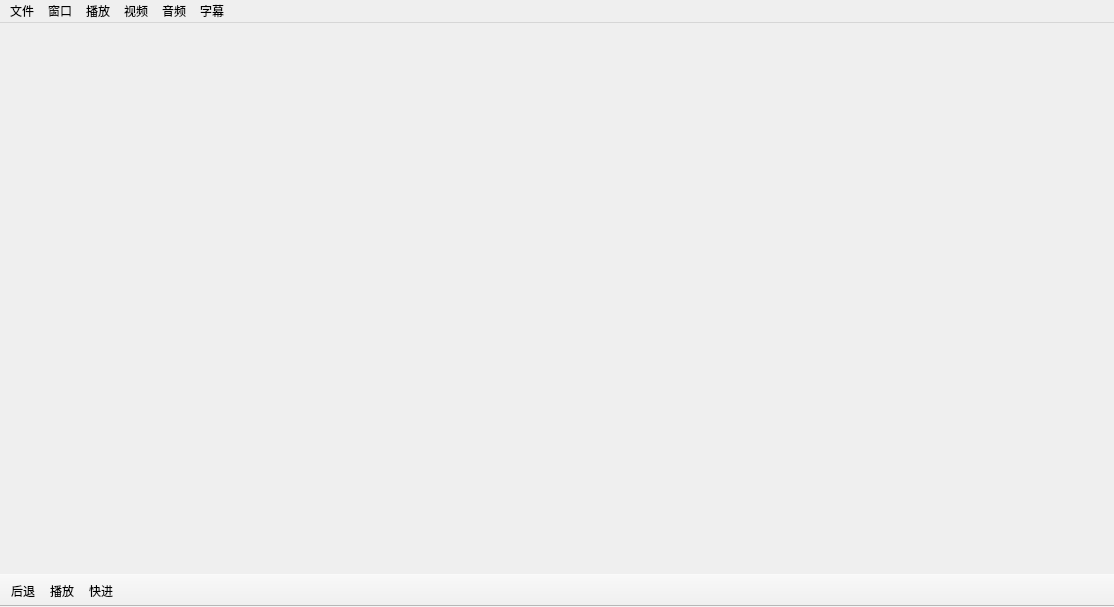
Above: resources/application.ui from maokeduolai/AstraPlay before the change. Below: the same form after it.
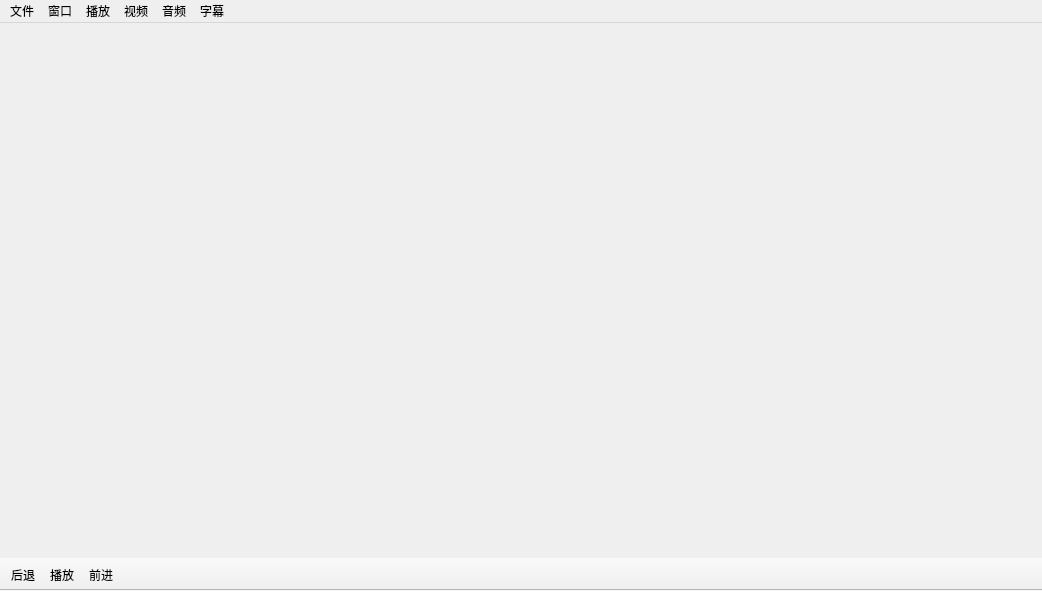
That is the form after the change. Icons and pictures are not drawn.

Patch:
```diff
--- a/resources/application.ui
+++ b/resources/application.ui
@@ -6,8 +6,8 @@
    <rect>
     <x>0</x>
     <y>0</y>
-    <width>1114</width>
-    <height>607</height>
+    <width>1042</width>
+    <height>591</height>
    </rect>
   </property>
   <property name="windowTitle">
@@ -40,7 +40,7 @@
     <rect>
      <x>0</x>
      <y>0</y>
-     <width>1114</width>
+     <width>1042</width>
      <height>21</height>
     </rect>
    </property>
@@ -143,9 +143,9 @@
    <attribute name="toolBarBreak">
     <bool>false</bool>
    </attribute>
-   <addaction name="ToolBack"/>
-   <addaction name="ToolPlay"/>
-   <addaction name="ToolForward"/>
+   <addaction name="toolBack"/>
+   <addaction name="toolPlay"/>
+   <addaction name="toolForward"/>
   </widget>
   <action name="openFile">
    <property name="text">
@@ -275,7 +275,7 @@
     <string>字幕同步</string>
    </property>
   </action>
-  <action name="ToolPlay">
+  <action name="toolPlay">
    <property name="icon">
     <iconset resource="icons.qrc">
      <normaloff>:/icons/icons/play-button.png</normaloff>:/icons/icons/play-button.png</iconset>
@@ -287,7 +287,7 @@
     <string>播放</string>
    </property>
   </action>
-  <action name="ToolBack">
+  <action name="toolBack">
    <property name="icon">
     <iconset resource="icons.qrc">
      <normaloff>:/icons/icons/left-arrow.png</normaloff>:/icons/icons/left-arrow.png</iconset>
@@ -299,16 +299,16 @@
     <string>后退</string>
    </property>
   </action>
-  <action name="ToolForward">
+  <action name="toolForward">
    <property name="icon">
     <iconset resource="icons.qrc">
      <normaloff>:/icons/icons/right-arrow.png</normaloff>:/icons/icons/right-arrow.png</iconset>
    </property>
    <property name="text">
-    <string>快进</string>
+    <string>前进</string>
    </property>
    <property name="toolTip">
-    <string>快进</string>
+    <string>前进</string>
    </property>
   </action>
  </widget>
```
